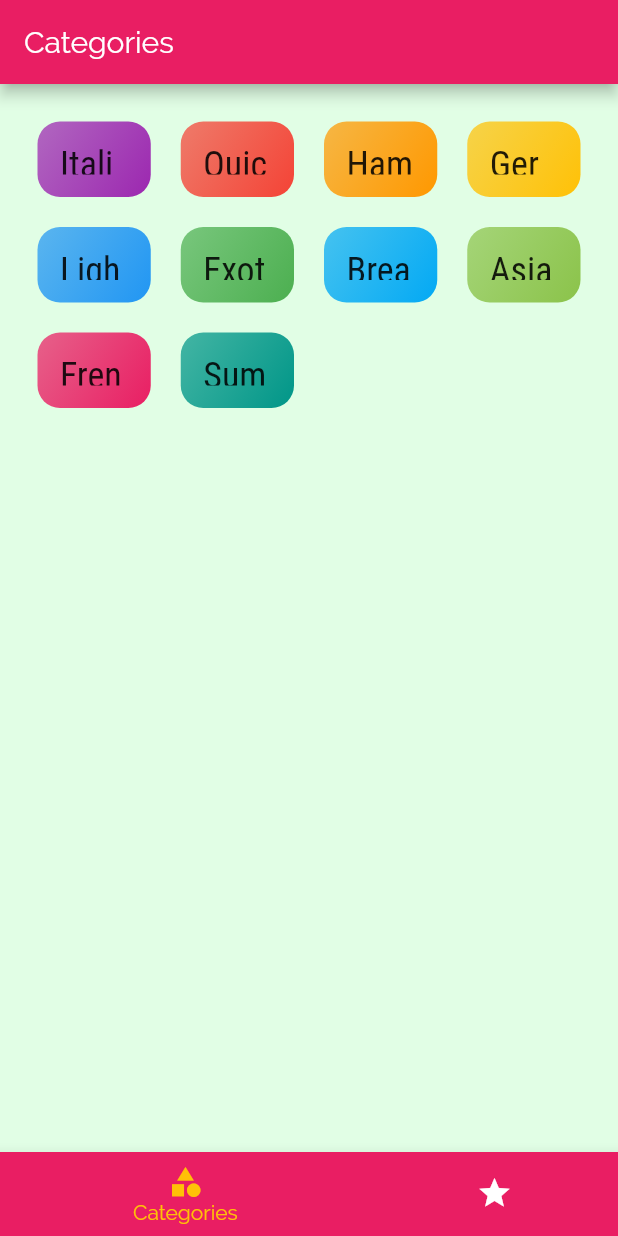
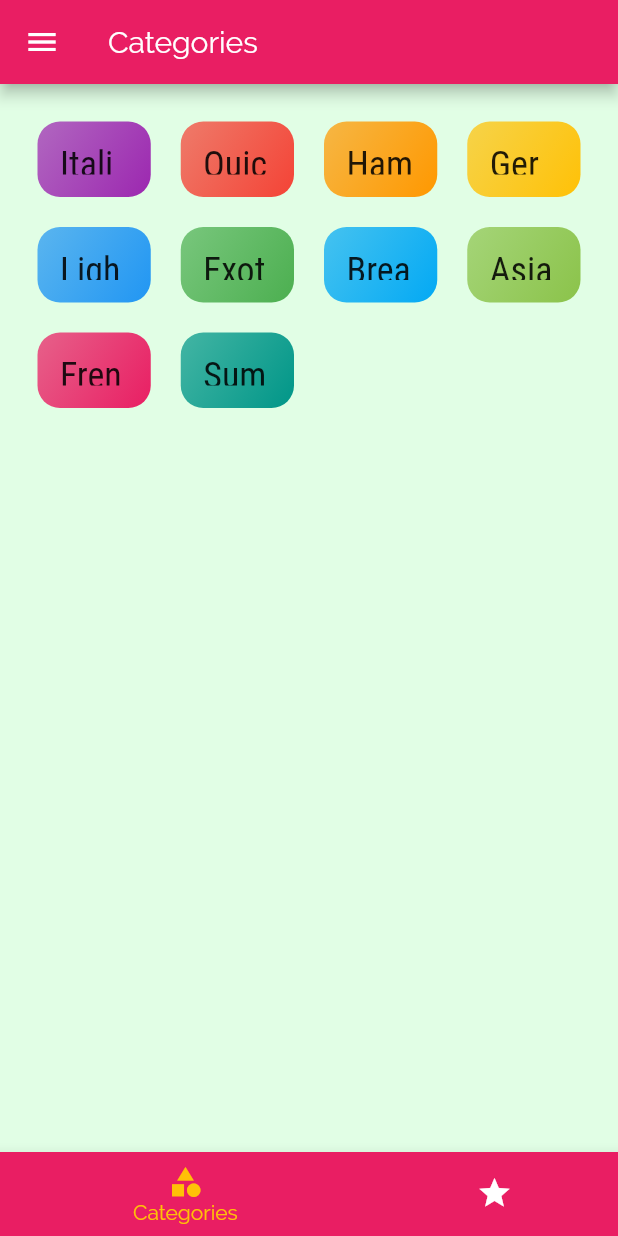
Before and after one commit to yared123yared/Meals-App, a Flutter app: the screen it shows after launch, on a phone screen of 412 x 824 dp. Run offline on Flutter 3.47's test engine with Material 2 defaults, Android fonts, the phone set to English and light mode, and no system bars.

Commit message:
Adding a Custom drawer

```diff
--- a/lib/Screens/tabs_screen.dart
+++ b/lib/Screens/tabs_screen.dart
@@ -33,12 +33,50 @@ class _TabsScreenState extends State<TabsScreen> {
 
     return value;
   }
+  Widget getListTile(String text, Icon icon){
+    return ListTile(
+      onTap: (){
+
+      },
+      leading:icon,
+      title: Text('$text',style: TextStyle(
+          fontFamily: 'RobotoCondensed',
+          fontSize: 24,
+          fontWeight: FontWeight.bold
+      ),
+      ),
+
+    );
+  }
   @override
   Widget build(BuildContext context) {
     return Scaffold(
       appBar: AppBar(
         title: Text('$getTitle'),
 
+      ),
+      drawer: Drawer(
+        child: Column(
+          children: [
+            Container(
+              height: 120,
+              width: double.infinity,
+              padding: EdgeInsets.all(20),
+              alignment: Alignment.centerLeft,
+              color: Theme.of(context).accentColor,
+              child: Text('Cooking Up !' , style: TextStyle(
+                fontWeight: FontWeight.w900,
+                fontSize: 30,
+                color: Theme.of(context).primaryColor,
+              ),),
+
+            ),
+            SizedBox(height:20,),
+            getListTile('Meals',Icon(Icons.restaurant,size: 26,),),
+            getListTile('Filter',Icon(Icons.filter_sharp,size: 26,),),
+
+          ],
+        ),
       ),
       body: _pages[this._selectedPageIndex],
       bottomNavigationBar: BottomNavigationBar(
```
